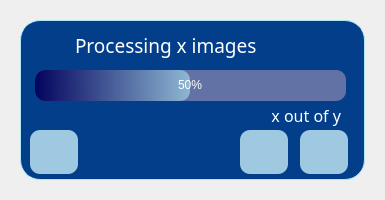
The window that processing_interface.ui (Freddygoestouni/Image-Rotator) describes before a commit, drawn with Qt 5.
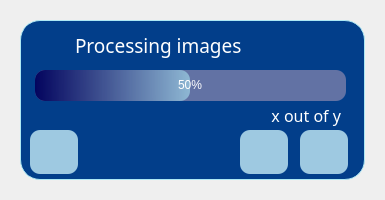
The same window after the commit. Icons and pictures are not drawn.

```diff
--- a/processing_interface.ui
+++ b/processing_interface.ui
@@ -81,7 +81,7 @@
      <string notr="true">color: rgb(255,255,255);</string>
     </property>
     <property name="text">
-     <string>Processing x images</string>
+     <string>Processing images</string>
     </property>
    </widget>
    <widget class="QPushButton" name="button_close">
```
Left out of the diff: 2 changed lines with no effect on the pictures.
